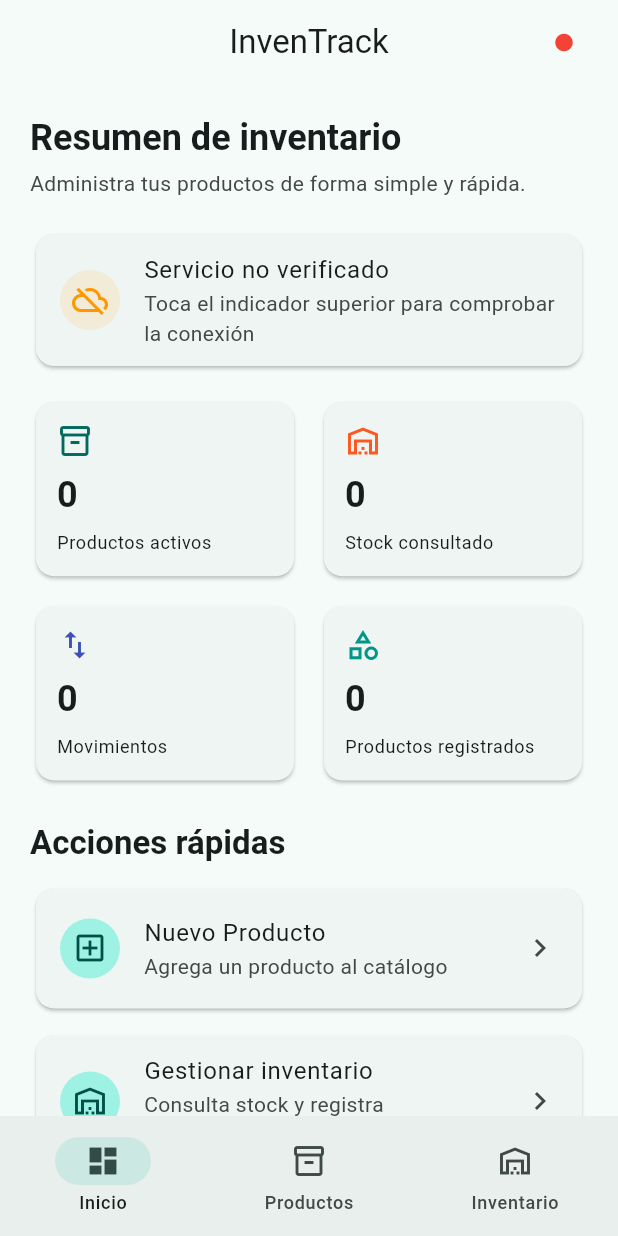
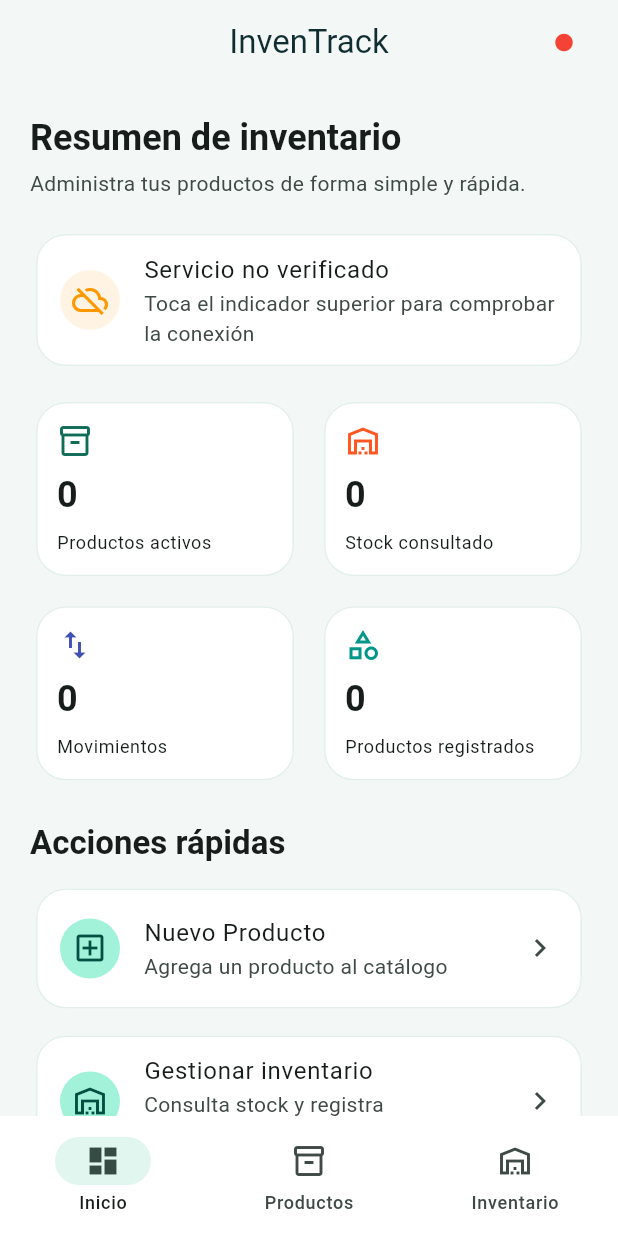
Before and after one commit to ISCOUTB/AS_202620_InvenTrack, a Flutter app: the screen it shows after launch, on a phone screen of 412 x 824 dp. Run offline on Flutter 3.47's test engine with Material 3 defaults, Android fonts, the phone set to English and light mode, and no system bars; network calls fail.

Commit message:
Actualizar tema visual de InvenTrack.
Added a custom theme for InvenTrack and refactored the main app structure for better readability and organization.

```diff
--- a/frontend/lib/main.dart
+++ b/frontend/lib/main.dart
@@ -1,3 +1,4 @@
+
 import 'package:flutter/material.dart';
 import 'package:provider/provider.dart';
 
@@ -6,21 +7,113 @@ import 'package:inventrack/providers/inventario_provider.dart';
 import 'package:inventrack/providers/productos_provider.dart';
 import 'package:inventrack/screens/home_page.dart';
 import 'package:inventrack/services/api_service.dart';
+import 'package:inventrack/ui/inventrack_style.dart';
+
+// Tema visual general de InvenTrack.
+ThemeData crearTemaInvenTrack() {
+  return ThemeData(
+    useMaterial3: true,
+    brightness: Brightness.light,
+    colorScheme: ColorScheme.fromSeed(
+      seedColor: InvenTrackStyle.emerald,
+      brightness: Brightness.light,
+    ),
+    scaffoldBackgroundColor: InvenTrackStyle.canvas,
+
+    appBarTheme: const AppBarTheme(
+      backgroundColor: InvenTrackStyle.canvas,
+      foregroundColor: InvenTrackStyle.ink,
+      centerTitle: false,
+      elevation: 0,
+      surfaceTintColor: Colors.transparent,
+    ),
+
+    cardTheme: CardThemeData(
+      color: Colors.white,
+      elevation: 0,
+      surfaceTintColor: Colors.transparent,
+      shape: RoundedRectangleBorder(
+        borderRadius: BorderRadius.circular(20),
+        side: const BorderSide(
+          color: InvenTrackStyle.outline,
+        ),
+      ),
+    ),
+
+    filledButtonTheme: FilledButtonThemeData(
+      style: FilledButton.styleFrom(
+        backgroundColor: InvenTrackStyle.emerald,
+        foregroundColor: Colors.white,
+        padding: const EdgeInsets.symmetric(
+          horizontal: 20,
+          vertical: 15,
+        ),
+        shape: RoundedRectangleBorder(
+          borderRadius: BorderRadius.circular(14),
+        ),
+      ),
+    ),
+
+    inputDecorationTheme: InputDecorationTheme(
+      filled: true,
+      fillColor: Colors.white,
+      contentPadding: const EdgeInsets.symmetric(
+        horizontal: 16,
+        vertical: 15,
+      ),
+      border: OutlineInputBorder(
+        borderRadius: BorderRadius.circular(14),
+        borderSide: const BorderSide(
+          color: InvenTrackStyle.outline,
+        ),
+      ),
+      enabledBorder: OutlineInputBorder(
+        borderRadius: BorderRadius.circular(14),
+        borderSide: const BorderSide(
+          color: InvenTrackStyle.outline,
+        ),
+      ),
+      focusedBorder: OutlineInputBorder(
+        borderRadius: BorderRadius.circular(14),
+        borderSide: const BorderSide(
+          color: InvenTrackStyle.emerald,
+          width: 1.8,
+        ),
+      ),
+    ),
+
+    navigationBarTheme: const NavigationBarThemeData(
+      backgroundColor: Colors.white,
+      indicatorColor: InvenTrackStyle.mint,
+      elevation: 0,
+    ),
+  );
+}
 
 void main() {
-  const individual = bool.fromEnvironment('INVENTRACK_AUTH');
-  runApp(individual ? const SesionIndividual() : const InvenTrackApp());
+  const individual =
+      bool.fromEnvironment('INVENTRACK_AUTH');
+
+  runApp(
+    individual
+        ? const SesionIndividual()
+        : const InvenTrackApp(),
+  );
 }
 
+// Acceso mediante credencial individual.
 class SesionIndividual extends StatefulWidget {
   const SesionIndividual({super.key});
 
   @override
-  State<SesionIndividual> createState() => _SesionIndividualState();
+  State<SesionIndividual> createState() =>
+      _SesionIndividualState();
 }
 
-class _SesionIndividualState extends State<SesionIndividual> {
+class _SesionIndividualState
+    extends State<SesionIndividual> {
   final campo = TextEditingController();
+
   ApiService? servicio;
   String? error;
   bool esperando = false;
@@ -30,24 +123,41 @@ class _SesionIndividualState extends State<SesionIndividual> {
       esperando = true;
       error = null;
     });
+
     ApiService? candidato;
+
     try {
-      candidato = ApiService(token: campo.text.trim());
+      candidato = ApiService(
+        token: campo.text.trim(),
+      );
+
       await candidato.listarProductos();
+
       if (!mounted) {
         candidato.dispose();
         return;
       }
+
       campo.clear();
-      setState(() => servicio = candidato);
+
+      setState(() {
+        servicio = candidato;
+      });
     } catch (_) {
       candidato?.dispose();
+
       if (mounted) {
-        setState(
-            () => error = 'Verifica tu credencial y la conexión al servicio.');
+        setState(() {
+          error =
+              'Verifica tu credencial y la conexión al servicio.';
+        });
       }
     } finally {
-      if (mounted) setState(() => esperando = false);
+      if (mounted) {
+        setState(() {
+          esperando = false;
+        });
+      }
     }
   }
 
@@ -65,60 +175,125 @@ class _SesionIndividualState extends State<SesionIndividual> {
         apiService: servicio,
         salir: () {
           servicio?.dispose();
-            setState(() => servicio = null);
+
+          setState(() {
+            servicio = null;
           });
+        },
+      );
     }
+
     return MaterialApp(
+      title: 'Acceder a InvenTrack',
+      debugShowCheckedModeBanner: false,
+      theme: crearTemaInvenTrack(),
       home: Scaffold(
-      appBar: AppBar(title: const Text('Acceder a InvenTrack')),
-      body: Padding(
+        appBar: AppBar(
+          title: const Text('InvenTrack'),
+        ),
+        body: Center(
+          child: SingleChildScrollView(
             padding: const EdgeInsets.all(24),
-          child: Column(children: [
+            child: ConstrainedBox(
+              constraints: const BoxConstraints(
+                maxWidth: 420,
+              ),
+              child: SurfacePanel(
+                child: Column(
+                  crossAxisAlignment:
+                      CrossAxisAlignment.stretch,
+                  children: [
+                    const SoftIcon(
+                      Icons.inventory_2_rounded,
+                      size: 60,
+                    ),
+                    const SizedBox(height: 20),
+                    const Text(
+                      'Bienvenido a InvenTrack',
+                      style: TextStyle(
+                        fontSize: 24,
+                        fontWeight: FontWeight.w800,
+                        color: InvenTrackStyle.ink,
+                      ),
+                    ),
+                    const SizedBox(height: 8),
+                    const Text(
+                      'Ingresa tu credencial para continuar.',
+                      style: TextStyle(
+                        color: InvenTrackStyle.muted,
+                      ),
+                    ),
+                    const SizedBox(height: 24),
                     TextField(
                       controller: campo,
                       obscureText: true,
                       enableSuggestions: false,
                       autocorrect: false,
                       decoration: InputDecoration(
-                    labelText: 'Credencial individual', errorText: error)),
-            FilledButton(
-                onPressed: esperando ? null : ingresar,
-                child: const Text('Ingresar')),
-          ])),
-    ));
+                        labelText: 'Credencial individual',
+                        prefixIcon:
+                            const Icon(Icons.lock_outline),
+                        errorText: error,
+                      ),
+                    ),
+                    const SizedBox(height: 18),
+                    FilledButton.icon(
+                      onPressed: esperando
+                          ? null
+                          : ingresar,
+                      icon: const Icon(
+                        Icons.login_rounded,
+                      ),
+                      label: Text(
+                        esperando
+                            ? 'Verificando...'
+                            : 'Ingresar',
+                      ),
+                    ),
+                  ],
+                ),
+              ),
+            ),
+          ),
+        ),
+      ),
+    );
   }
 }
 
+// Aplicación principal.
 class InvenTrackApp extends StatelessWidget {
-  const InvenTrackApp({super.key, this.apiService, this.salir});
+  const InvenTrackApp({
+    super.key,
+    this.apiService,
+    this.salir,
+  });
 
   final ApiService? apiService;
   final VoidCallback? salir;
 
   @override
   Widget build(BuildContext context) {
-    final service = apiService ?? ApiService();
+    final service =
+        apiService ?? ApiService();
 
     return MultiProvider(
       providers: [
-        ChangeNotifierProvider(create: (_) => HealthProvider(service)),
-        ChangeNotifierProvider(create: (_) => ProductosProvider(service)),
-        ChangeNotifierProvider(create: (_) => InventarioProvider(service)),
+        ChangeNotifierProvider(
+          create: (_) => HealthProvider(service),
+        ),
+        ChangeNotifierProvider(
+          create: (_) => ProductosProvider(service),
+        ),
+        ChangeNotifierProvider(
+          create: (_) => InventarioProvider(service),
+        ),
       ],
       child: MaterialApp(
         title: 'InvenTrack',
         debugShowCheckedModeBanner: false,
-        theme: ThemeData(
-          colorSchemeSeed: Colors.teal,
-          brightness: Brightness.light,
-          useMaterial3: true,
-        ),
-        darkTheme: ThemeData(
-          colorSchemeSeed: Colors.teal,
-          brightness: Brightness.dark,
-          useMaterial3: true,
-        ),
-        themeMode: ThemeMode.system,
+        theme: crearTemaInvenTrack(),
+        themeMode: ThemeMode.light,
         home: HomePage(salir: salir),
       ),
     );
```
Lines whose indentation alone changed are shown as unchanged.
